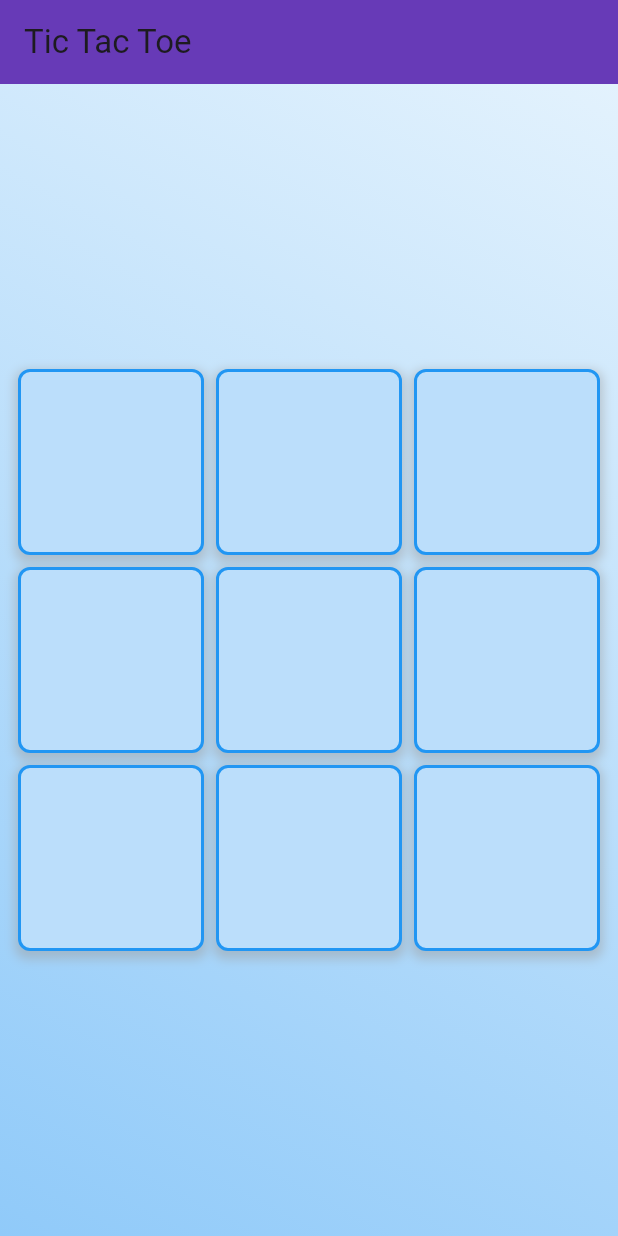
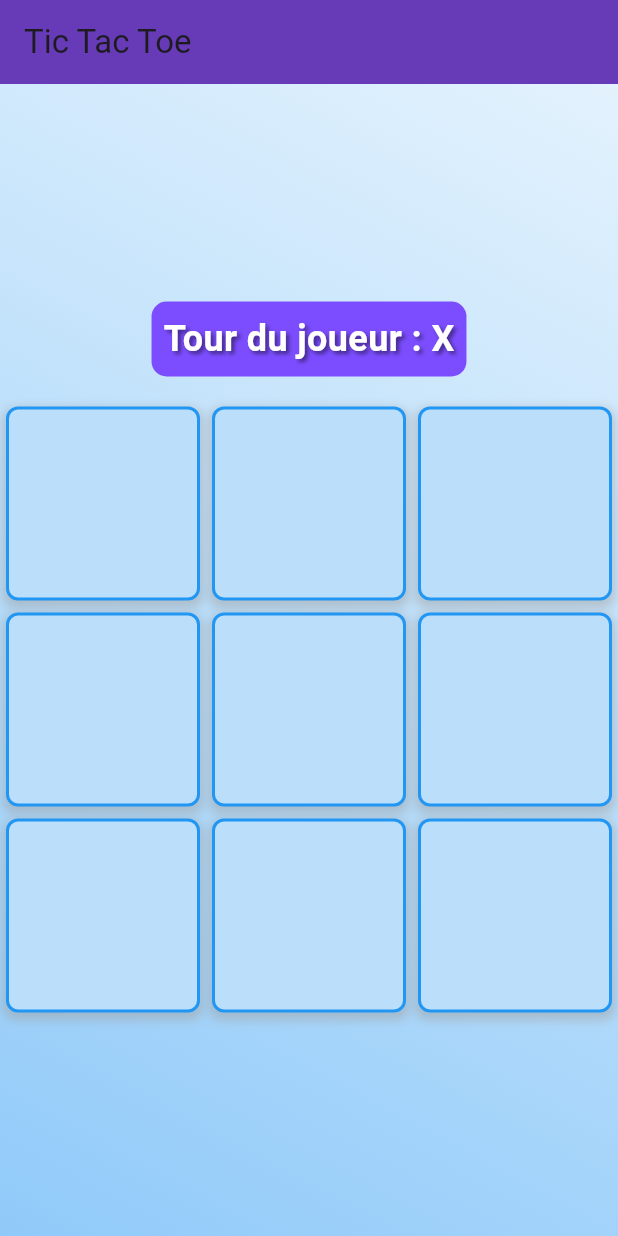
Before and after one commit to Camilleri-Nathan/Tic-Tac-Toe-Flutter, a Flutter app: the screen it shows after launch, on a phone screen of 412 x 824 dp. Run offline on Flutter 3.47's test engine with Material 3 defaults, Android fonts, the phone set to English and light mode, and no system bars; our stand-ins replace flutter_animate.

Commit message:
Some UI Update
- Add Player Turn Text
- Add Reset Button
- Add End Game Text Animated
- Ajuste Color X and O

```diff
--- a/lib/presentation/screens/game_screen.dart
+++ b/lib/presentation/screens/game_screen.dart
@@ -1,8 +1,8 @@
 import 'package:flutter/material.dart';
+import 'package:flutter_animate/flutter_animate.dart';
 import 'package:tic_tac_toe_flutter/presentation/widgets/game_board.dart';
 import 'package:tic_tac_toe_flutter/domain/entities/board.dart';
 
-// The main game screen that displays the Tic-Tac-Toe board and controls game logic.
 class GameScreen extends StatefulWidget {
   const GameScreen({super.key});
 
@@ -13,22 +13,23 @@ class GameScreen extends StatefulWidget {
 class GameScreenState extends State<GameScreen> {
   final Board _board = Board(); // Initializes the game board.
   String _currentPlayer = 'X'; // Tracks the current player, starting with 'X'.
+  String? _winner;
+  bool _isDraw = false;
 
-  // Handles logic for when a tile on the game board is tapped.
   void _handleTileTap(int index) {
-    // Only allows a move if the tapped tile is empty.
+    if (_winner != null || _isDraw || _board.tiles[index] != null) {
+      // Does nothing if the game is over or the tile is already occupied
+      return;
+    }
+
     if (_board.tiles[index] == null) {
       setState(() {
         _board.makeMove(index, _currentPlayer); // Attempts to place the current player's mark on the board.
-        if (_board.checkWinner() != null) {
-          // Checks for a winner after the move.
-          final winner = _currentPlayer;
-          _showEndDialog('Player $winner won!'); // Shows a dialog if there's a winner.
-          _resetBoard(); // Resets the board for a new game.
+        var winner = _board.checkWinner();
+        if (winner != null) {
+          _winner = winner;
         } else if (_board.isFull) {
-          // Checks if the board is full without a winner (draw).
-          _showEndDialog('It\'s a draw!');
-          _resetBoard(); // Resets the board for a new game.
+          _isDraw = true;
         } else {
           _currentPlayer = _currentPlayer == 'X' ? 'O' : 'X'; // Switches the current player.
         }
@@ -36,33 +37,13 @@ class GameScreenState extends State<GameScreen> {
     }
   }
 
-  // Resets the board to its initial state and sets the current player to 'X'.
   void _resetBoard() {
     setState(() {
       _board.tiles = List.filled(9, null);
       _currentPlayer = 'X';
+      _winner = null;
+      _isDraw = false;
     });
-  }
-
-  // Displays a dialog showing the game outcome (win or draw) and allows the game to be restarted.
-  void _showEndDialog(String text) {
-    showDialog(
-      context: context,
-      builder: (context) {
-        return AlertDialog(
-          title: Text(text),
-          actions: [
-            TextButton(
-              child: const Text('OK'),
-              onPressed: () {
-                Navigator.of(context).pop(); // Closes the dialog.
-                _resetBoard(); // Resets the game for another round.
-              },
-            ),
-          ],
-        );
-      },
-    );
   }
 
   @override
@@ -75,26 +56,77 @@ class GameScreenState extends State<GameScreen> {
       body: Container(
         decoration: BoxDecoration(
           gradient: LinearGradient(
-            // Applies a linear gradient to the background.
             begin: Alignment.topRight,
             end: Alignment.bottomLeft,
-            colors: [
-              Colors.blue[50]!,
-              Colors.blue[200]!,
-            ],
+            colors: [Colors.blue[50]!, Colors.blue[200]!],
           ),
         ),
-        child: Center(
-          child: AspectRatio(
-            aspectRatio: 1, // Maintains the board as a square.
-            child: Container(
-              padding: const EdgeInsets.all(8.0),
+        child: Column(
+          mainAxisAlignment: MainAxisAlignment.center,
+          children: [
+            Padding(
+              padding: const EdgeInsets.only(bottom: 16.0),
+              child: Container(
+                padding: const EdgeInsets.all(8),
+                decoration: BoxDecoration(
+                  color: Colors.deepPurpleAccent,
+                  borderRadius: BorderRadius.circular(10),
+                ),
+                child: Text(
+                  "Tour du joueur : $_currentPlayer",
+                  style: const TextStyle(
+                    fontSize: 24,
+                    fontWeight: FontWeight.bold,
+                    color: Colors.white,
+                    shadows: [
+                      Shadow(
+                        offset: Offset(2.0, 2.0),
+                        blurRadius: 3.0,
+                        color: Color.fromARGB(125, 0, 0, 0),
+                      ),
+                    ],
+                  ),
+                ),
+              ),
+            ),
+            AspectRatio(
+              aspectRatio: 1,
               child: GameBoard(
                 boardState: _board.tiles,
                 onTileTapped: _handleTileTap, // Passes the tile tap handler to the GameBoard.
               ),
             ),
-          ),
+            if (_winner != null || _isDraw) ...[
+              const SizedBox(height: 20),
+              Text(
+                _isDraw ? "Match nul !" : 'Joueur $_winner a gagné !',
+                style: const TextStyle(
+                  fontSize: 24,
+                  fontWeight: FontWeight.bold,
+                  color: Colors.yellow,
+                  shadows: [
+                    Shadow(
+                      blurRadius: 10.0,
+                      color: Colors.black,
+                      offset: Offset(5.0, 5.0),
+                    ),
+                  ],
+                ),
+              ).animate().scale(duration: 500.ms, curve: Curves.elasticOut).fadeIn(duration: 500.ms),
+              const SizedBox(height: 10),
+              ElevatedButton(
+                onPressed: _resetBoard,
+                style: ElevatedButton.styleFrom(
+                  backgroundColor: Colors.deepPurple,
+                  foregroundColor: Colors.white,
+                  padding: const EdgeInsets.symmetric(horizontal: 32, vertical: 12),
+                  textStyle: const TextStyle(fontSize: 20, fontWeight: FontWeight.bold),
+                ),
+                child: const Text("Rejouer"),
+              ),
+              const SizedBox(height: 20),
+            ],
+          ],
         ),
       ),
     );
--- a/lib/presentation/widgets/game_board.dart
+++ b/lib/presentation/widgets/game_board.dart
@@ -1,20 +1,25 @@
 import 'package:flutter/material.dart';
 
-// Custom widget for displaying the Tic-Tac-Toe game board.
 class GameBoard extends StatelessWidget {
-  final List<String?> boardState; // The current state of each tile ('X', 'O', or null for empty).
-  final Function(int index) onTileTapped; // Callback for tile tap events.
+  final List<String?> boardState;
+  final Function(int index) onTileTapped;
 
   const GameBoard({super.key, required this.boardState, required this.onTileTapped});
 
+  TextStyle getSymbolStyle(String? symbol) {
+    return TextStyle(
+      fontSize: 40,
+      fontWeight: FontWeight.bold,
+      color: symbol == 'X' ? Colors.redAccent : Colors.green,
+    );
+  }
+
   @override
   Widget build(BuildContext context) {
-    // GridView.builder creates a 3x3 grid.
     return GridView.builder(
       gridDelegate: const SliverGridDelegateWithFixedCrossAxisCount(crossAxisCount: 3),
       itemCount: 9,
       itemBuilder: (context, index) {
-        // InkWell wraps each tile for tap detection.
         return InkWell(
           onTap: () => onTileTapped(index),
           child: Container(
@@ -25,12 +30,16 @@ class GameBoard extends StatelessWidget {
               borderRadius: BorderRadius.circular(8),
               boxShadow: [BoxShadow(color: Colors.grey.withOpacity(0.5), spreadRadius: 2, blurRadius: 5, offset: const Offset(0, 3))],
             ),
-            // Display the player's mark if present.
-            child: Center(child: Text(boardState[index] ?? '', style: const TextStyle(fontSize: 40, fontWeight: FontWeight.bold))),
+            child: Center(
+              child: Text(
+                boardState[index] ?? '',
+                style: getSymbolStyle(boardState[index]),
+              ),
+            ),
           ),
         );
       },
-      physics: const NeverScrollableScrollPhysics(), // Prevent grid scrolling.
+      physics: const NeverScrollableScrollPhysics(),
     );
   }
 }
--- a/pubspec.yaml
+++ b/pubspec.yaml
@@ -35,6 +35,7 @@ dependencies:
   # The following adds the Cupertino Icons font to your application.
   # Use with the CupertinoIcons class for iOS style icons.
   cupertino_icons: ^1.0.6
+  flutter_animate: ^4.5.0
 
 dev_dependencies:
   flutter_test:
```
Also changed, not shown: pubspec.lock.
